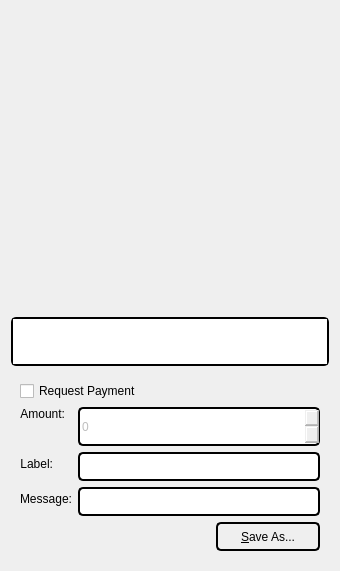
Before: the Qt Designer form src/qt/forms/qrcodedialog.ui in nazarpechka/volvox-old, drawn with Qt 5.
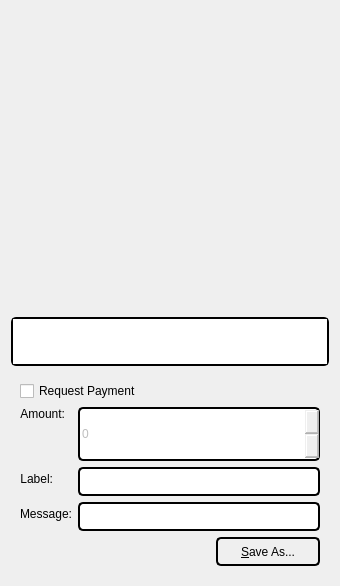
After: the same form once the commit is applied. Custom widgets are drawn as their Qt base class.

Patch:
```diff
--- a/src/qt/forms/qrcodedialog.ui
+++ b/src/qt/forms/qrcodedialog.ui
@@ -189,8 +189,8 @@
 border-bottom-left-radius: 5px;
 border-bottom-right-radius: 5px;
 border: 2px solid #000000;
-min-height: 35px;
-max-height: 35px;</string>
+min-height: 50px;
+max-height: 50px;</string>
           </property>
          </widget>
         </item>
```
